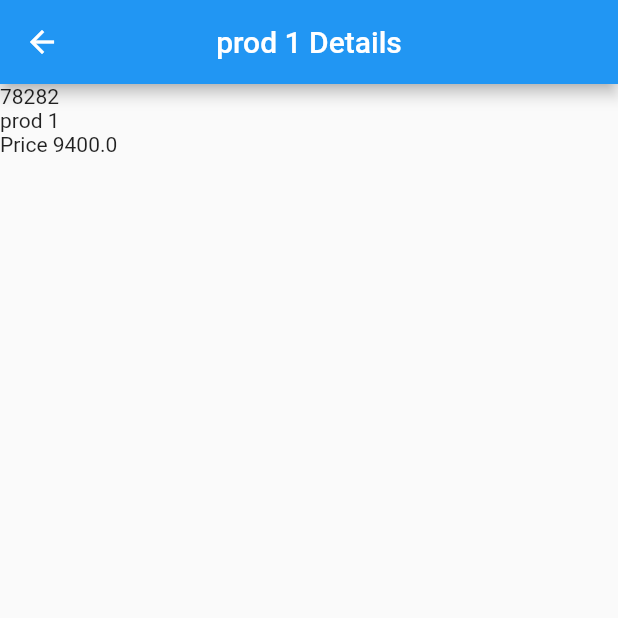
After one commit to efenstakes/flutter-provider, a Flutter app: the screen it shows after launch, after a tap on the "add shopping cart" icon, after a tap on "prod 1", on a phone screen of 412 x 824 dp, the top half of it. The commit adds this screen. Run offline on Flutter 3.47's test engine with Material 2 defaults, Android fonts, the phone set to English and light mode, and no system bars.

Commit message:
add a product detail page and a provider function to get a product

```diff
--- a/lib/main.dart
+++ b/lib/main.dart
@@ -5,6 +5,7 @@ import 'package:providr/providers/cart_state.dart';
 import 'package:providr/providers/products_state.dart';
 import 'package:providr/screens/add_product_screen.dart';
 import 'package:providr/screens/cart_screen.dart';
+import 'package:providr/screens/product_detail_screen.dart';
 
 
 void main() => runApp(MyApp());
@@ -80,6 +81,7 @@ class _ProductsScreenState extends State<ProductsScreen> {
                     icon: Icon(Icons.add_shopping_cart),
                     onPressed: ()=> cartState.add(product: product),
                   ),
+                  onTap: ()=> this._viewDetails(product.id),
                 );
               }).toList(),
 
@@ -122,4 +124,12 @@ class _ProductsScreenState extends State<ProductsScreen> {
     );
   }// void _goAddProduct() { .. }
 
+  void _viewDetails(String id) {
+    Navigator.of(context).push(
+      MaterialPageRoute(
+        builder: (BuildContext context)=> ProductDetailScreen(id)
+      )
+    );
+  }
+
 }
--- a/lib/providers/products_state.dart
+++ b/lib/providers/products_state.dart
@@ -24,6 +24,12 @@ class ProductsState with ChangeNotifier {
     notifyListeners();
   }// void addProduct(Product product) { .. }
 
+  Product getProduct(String id) {
+    final product = this.products.where((Product prod) {
+      return prod.id == id;
+    }).toList()[0];
+    return product;
+  }// Product getProduct(String id) { .. }
 
 
 }
--- /dev/null
+++ b/lib/screens/product_detail_screen.dart
@@ -0,0 +1,54 @@
+import 'package:flutter/material.dart';
+import 'package:provider/provider.dart';
+import 'package:providr/models/product.dart';
+import 'package:providr/providers/products_state.dart';
+
+
+
+
+class ProductDetailScreen extends StatelessWidget {
+  final String id;
+
+  ProductDetailScreen(this.id);
+
+  @override
+  Widget build(BuildContext context) {
+    ProductsState productsState = Provider.of(context);
+    Product product = productsState.getProduct(id);
+
+    return Scaffold(
+
+      appBar: AppBar(
+        title: Text('${product.name} Details'),
+        centerTitle: true,
+        // bottomOpacity: 0.5,
+        // backgroundColor: Colors.transparent,
+      ),
+
+      body: SafeArea(
+        child: Container(
+          child: ListView(
+            children: <Widget>[
+
+              Text(
+                product.id
+              ),
+
+              Text(
+                product.name
+              ),
+
+              Text(
+                'Price ${product.price.toString()}'
+              )
+
+
+            ],
+          ),
+        ),
+      ),
+
+    );
+  }
+
+}
```
